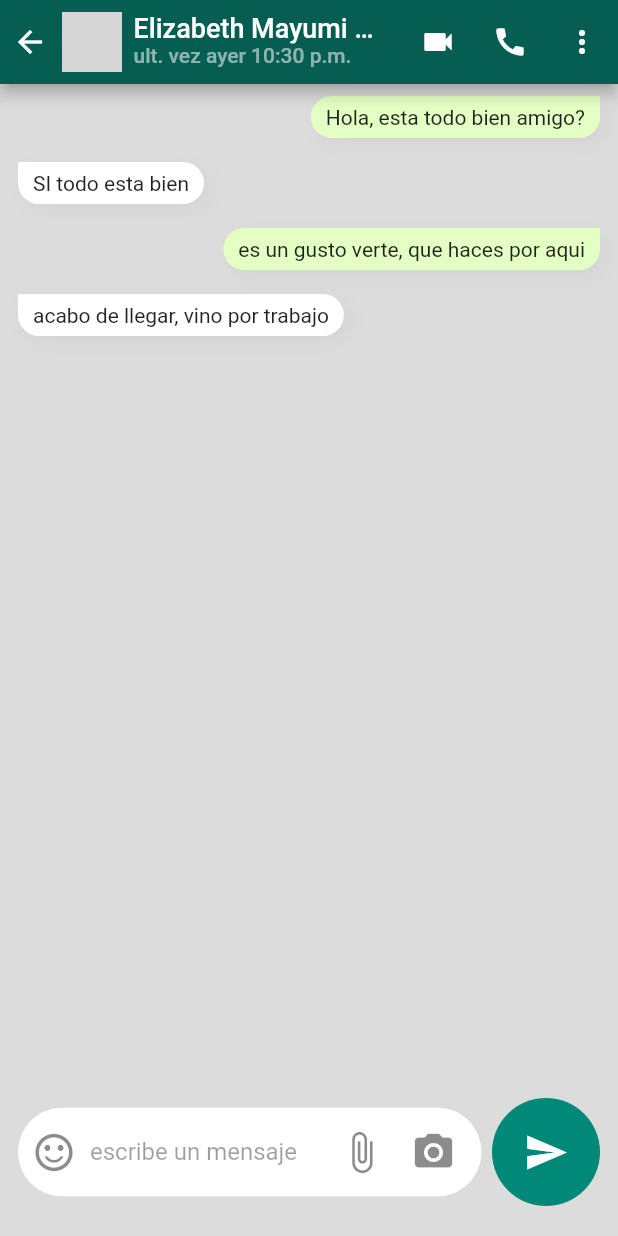
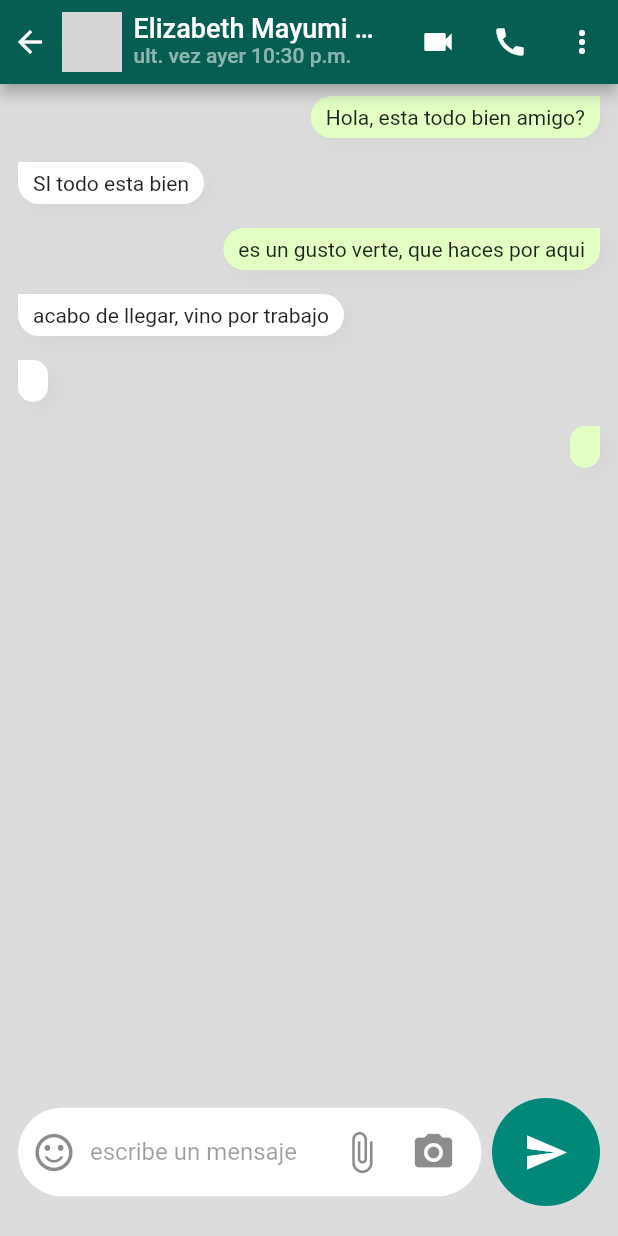
Before and after one commit to AuquiDev/whatsapp_clone_reto, a Flutter app: the ChatDetailsPage screen opened directly, after a tap on the "send" icon, on a phone screen of 412 x 824 dp. Run offline on Flutter 3.47's test engine with Material 2 defaults, Android fonts, the phone set to English and light mode, and no system bars; network calls fail; grey boxes are pictures that could not be loaded.

Commit message:
reto mensajes cumplido

```diff
--- a/lib/pages/chats_details_page.dart
+++ b/lib/pages/chats_details_pages.dart
@@ -1,9 +1,18 @@
 import 'package:flutter/material.dart';
 import 'package:whatsapp_clone_reto/data/data_dumimy.dart';
+import 'package:whatsapp_clone_reto/models/chat_menssage_models.dart';
 import 'package:whatsapp_clone_reto/models/chat_model.dart';
 
-class ChatDetailsPage extends StatelessWidget {
+class ChatDetailsPage extends StatefulWidget {
   const ChatDetailsPage({super.key});
+
+  @override
+  State<ChatDetailsPage> createState() => _ChatDetailsPageState();
+}
+
+class _ChatDetailsPageState extends State<ChatDetailsPage> {
+
+  final TextEditingController _chatcontroller = TextEditingController();
 
   @override
   Widget build(BuildContext context) {
@@ -87,9 +96,6 @@
             ),
 
 
-
-
-
             // input del nuevo mensaje
             Align(
                 alignment: Alignment.bottomCenter,
@@ -99,17 +105,28 @@
                     child: Row(
                       children: [
                         Expanded(
+
                           child: TextField(
+                            controller: _chatcontroller,
                             decoration: InputDecoration(
                                 hintText: 'escribe un mensaje',
                                 hintStyle: const TextStyle(
                                     fontSize: 16, color: Colors.black38),
                                 filled: true,
                                 fillColor: Colors.white,
-                                prefixIcon: const Icon(
+                                prefixIcon: IconButton(
+                                  onPressed: (() {
+                                     ChatMessageModels chat = ChatMessageModels(
+                                      messageContent: _chatcontroller.text,
+                                      messageType: 'Other');//'me');
+                                    chatmessageList.add(chat);
+                                    _chatcontroller.clear();
+                                  }),
+                                  icon: const Icon(
                                     Icons.sentiment_satisfied_alt,
                                     size: 30,
                                     color: Colors.black45,
+                                  ),
                                 ),
                                 suffixIcon: Row(
                                   mainAxisSize: MainAxisSize.min,
@@ -142,23 +159,31 @@
                         SizedBox(
                           width: 7,
                         ),
-                        GestureDetector(
-                          onTap: () {
-                            print('hola');
-                          },
-                          child: Container(
+                        //Reto hacer que el chat funcione
+                        Container(
                             decoration: const BoxDecoration(
                                 color: Color(0xff008878),
                                 shape: BoxShape.circle),
                             padding: EdgeInsets.all(12),
                             child: IconButton(
-                                  onPressed: () {},
+                                onPressed: () {
+                                  ChatMessageModels chat = ChatMessageModels(
+                                      messageContent: _chatcontroller.text,
+                                      messageType: 'me');//'me');
+                                    chatmessageList.add(chat);
+                                    _chatcontroller.clear();
+                                    /*chatmessageList.add(ChatMessageModels(
+                                      messageContent: 'messageContent',
+                                      messageType: 'other'));*/
+                                      setState(() {
+
+                            });
+                                },
                                 icon: const Icon(
                                   Icons.send,
                                   size: 30,
                                   color: Colors.white,
-                                  ))),
-                        )
+                                )))
                       ],
                     ))),
 
--- a/lib/widgets/item_chat_widget.dart
+++ b/lib/widgets/item_chat_widget.dart
@@ -1,6 +1,6 @@
 import 'package:flutter/material.dart';
 import 'package:whatsapp_clone_reto/models/chat_model.dart';
-import 'package:whatsapp_clone_reto/pages/chats_details_page.dart';
+import 'package:whatsapp_clone_reto/pages/chats_details_pages.dart';
 
 class ItemChatWidget extends StatelessWidget {
 
```
Lines whose indentation alone changed are shown as unchanged.
